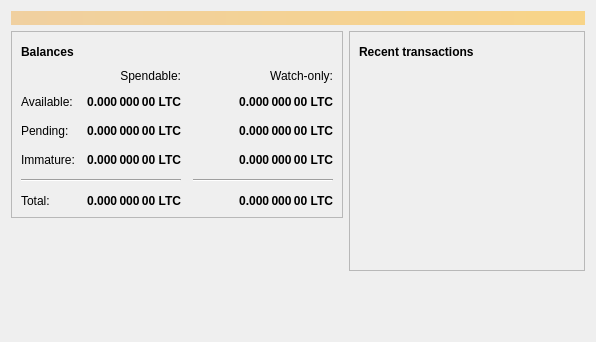
Old version of the form src/qt/forms/overviewpage.ui in the repository dcanaud/p65coin.
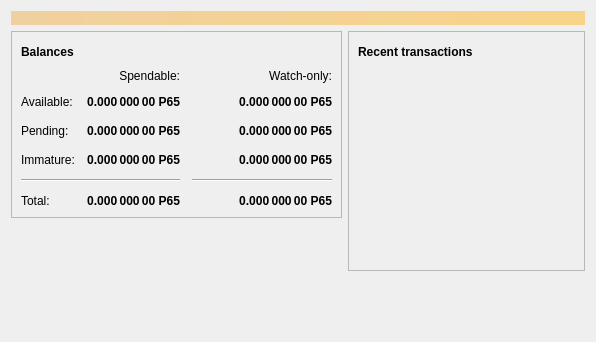
New version of the form. Icons and pictures are not drawn.

The edit to the form file:
```diff
--- a/src/qt/forms/overviewpage.ui
+++ b/src/qt/forms/overviewpage.ui
@@ -129,7 +129,7 @@
                <string>Unconfirmed transactions to watch-only addresses</string>
               </property>
               <property name="text">
-               <string notr="true">0.000 000 00 LTC</string>
+               <string notr="true">0.000 000 00 P65</string>
               </property>
               <property name="alignment">
                <set>Qt::AlignRight|Qt::AlignTrailing|Qt::AlignVCenter</set>
@@ -154,7 +154,7 @@
                <string>Total of transactions that have yet to be confirmed, and do not yet count toward the spendable balance</string>
               </property>
               <property name="text">
-               <string notr="true">0.000 000 00 LTC</string>
+               <string notr="true">0.000 000 00 P65</string>
               </property>
               <property name="alignment">
                <set>Qt::AlignRight|Qt::AlignTrailing|Qt::AlignVCenter</set>
@@ -179,7 +179,7 @@
                <string>Mined balance in watch-only addresses that has not yet matured</string>
               </property>
               <property name="text">
-               <string notr="true">0.000 000 00 LTC</string>
+               <string notr="true">0.000 000 00 P65</string>
               </property>
               <property name="alignment">
                <set>Qt::AlignRight|Qt::AlignTrailing|Qt::AlignVCenter</set>
@@ -237,7 +237,7 @@
                <string>Mined balance that has not yet matured</string>
               </property>
               <property name="text">
-               <string notr="true">0.000 000 00 LTC</string>
+               <string notr="true">0.000 000 00 P65</string>
               </property>
               <property name="alignment">
                <set>Qt::AlignRight|Qt::AlignTrailing|Qt::AlignVCenter</set>
@@ -282,7 +282,7 @@
                <string>Your current total balance</string>
               </property>
               <property name="text">
-               <string notr="true">0.000 000 00 LTC</string>
+               <string notr="true">0.000 000 00 P65</string>
               </property>
               <property name="alignment">
                <set>Qt::AlignRight|Qt::AlignTrailing|Qt::AlignVCenter</set>
@@ -307,7 +307,7 @@
                <string>Current total balance in watch-only addresses</string>
               </property>
               <property name="text">
-               <string notr="true">0.000 000 00 LTC</string>
+               <string notr="true">0.000 000 00 P65</string>
               </property>
               <property name="alignment">
                <set>Qt::AlignRight|Qt::AlignTrailing|Qt::AlignVCenter</set>
@@ -349,7 +349,7 @@
                <string>Your current spendable balance</string>
               </property>
               <property name="text">
-               <string notr="true">0.000 000 00 LTC</string>
+               <string notr="true">0.000 000 00 P65</string>
               </property>
               <property name="alignment">
                <set>Qt::AlignRight|Qt::AlignTrailing|Qt::AlignVCenter</set>
@@ -374,7 +374,7 @@
                <string>Your current balance in watch-only addresses</string>
               </property>
               <property name="text">
-               <string notr="true">0.000 000 00 LTC</string>
+               <string notr="true">0.000 000 00 P65</string>
               </property>
               <property name="alignment">
                <set>Qt::AlignRight|Qt::AlignTrailing|Qt::AlignVCenter</set>
```
